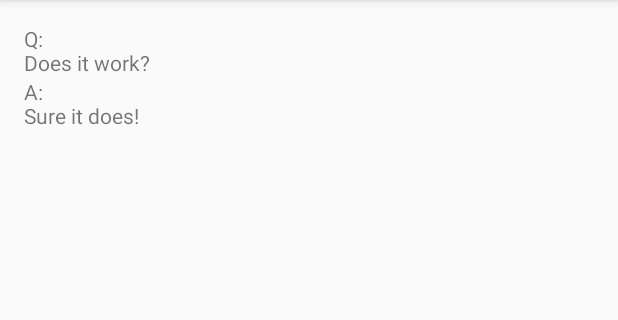
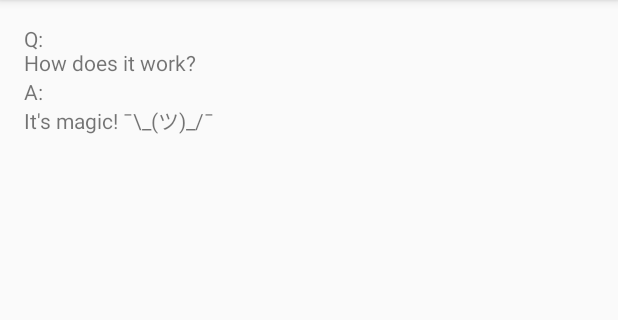
Before and after one commit to MichaelRocks/paranoid, an Android app: the screen it shows after launch (MainActivity), on a phone screen of 412 x 824 dp, the part 84-404 px from its top. Run offline under Robolectric (Android 15) with nearby library versions, the phone set to English and light mode, and no system bars.

Commit message:
Add more special characters to the sample project

```diff
--- a/sample/src/main/java/io/michaelrocks/paranoid/sample/MainActivity.java
+++ b/sample/src/main/java/io/michaelrocks/paranoid/sample/MainActivity.java
@@ -32,9 +32,9 @@ public class MainActivity extends AppCompatActivity {
     setContentView(R.layout.main_activity);
 
     final TextView questionTextView = (TextView) findViewById(R.id.questionTextView);
-    questionTextView.setText(String.format(QUESTION, "Does it work?"));
+    questionTextView.setText(String.format(QUESTION, "How does it work?"));
 
     final TextView answerTextView = (TextView) findViewById(R.id.answerTextView);
-    answerTextView.setText(String.format(ANSWER, "Sure it does!"));
+    answerTextView.setText(String.format(ANSWER, "It's magic! ¯\\_(ツ)_/¯"));
   }
 }
```
